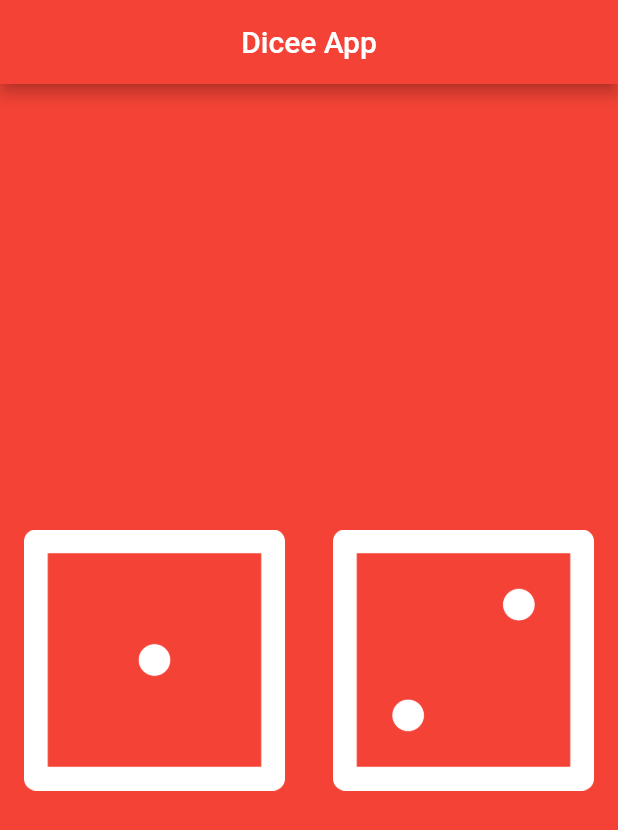
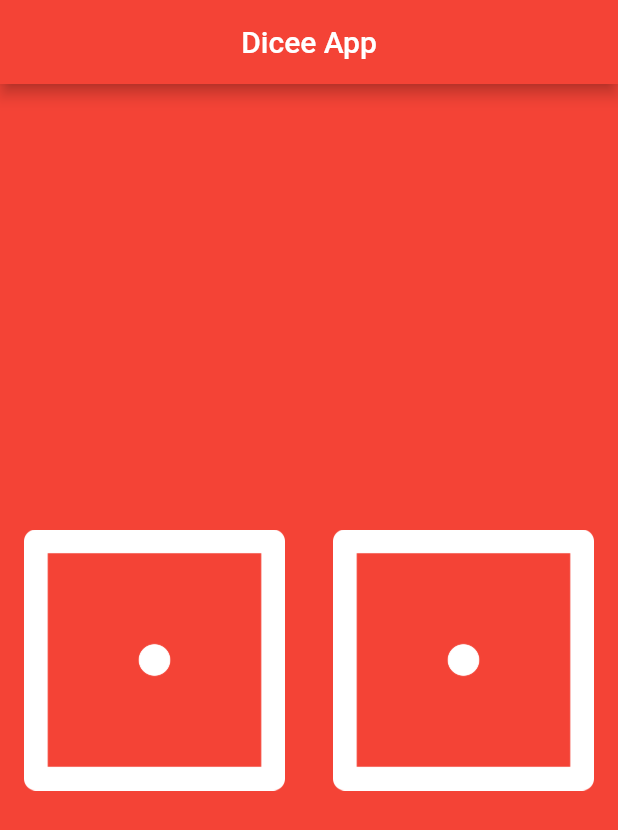
Before and after one commit to Jordan-erifried/DiceeFlutter, a Flutter app: the screen it shows after launch, on a phone screen of 412 x 824 dp. Shown: the top 830 px of the screen. Run offline on Flutter 3.47's test engine with Material 2 defaults, Android fonts, the phone set to English and light mode, and no system bars.

Commit message:
Var commit

```diff
--- a/lib/main.dart
+++ b/lib/main.dart
@@ -23,25 +23,40 @@ class MyApp extends StatelessWidget {
   }
 }
 
-class DicePage extends StatelessWidget {
-  const DicePage({Key? key}) : super(key: key);
+
+
+class DicePage extends StatefulWidget {
 
   @override
+  _DicePageState createState() => _DicePageState();
+}
+
+class _DicePageState extends State<DicePage> {
+  int leftDiceNumber = 1;
+    @override
     Widget build(BuildContext context) {
+      //leftDiceNumber = 2;
       return Center(
         child: Row(
           children: <Widget>[
             Expanded(
-            child: Padding(
-              padding: EdgeInsets.all(16.0),
-              child: Image.asset('images/dice1.png'),
+              child: FlatButton(
+                onPressed: () {
+                  setState(() {
+                    leftDiceNumber = 6;
+                    print('DiceNumber = $leftDiceNumber');
+                  });
+                },
+                child: Image.asset('images/dice$leftDiceNumber.png'),
               ),
             ),
 
             Expanded(
-            child: Padding(
-              padding: EdgeInsets.all(16.0),
-              child: Image.asset('images/dice2.png'),
+              child: FlatButton(
+                onPressed: () {
+                  print('iamiboyy');
+                },
+                child: Image.asset('images/dice1.png'),
               ),
             )
           ],
```
Lines whose indentation alone changed are shown as unchanged.
